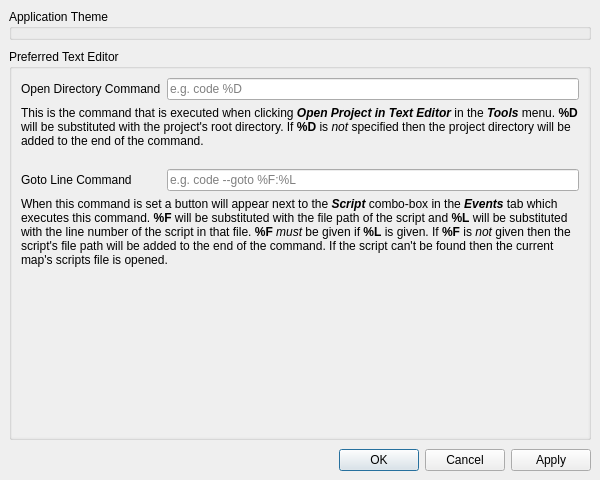
The window that forms/preferenceeditor.ui (huderlem/porymap) describes before a commit, drawn with Qt 5.
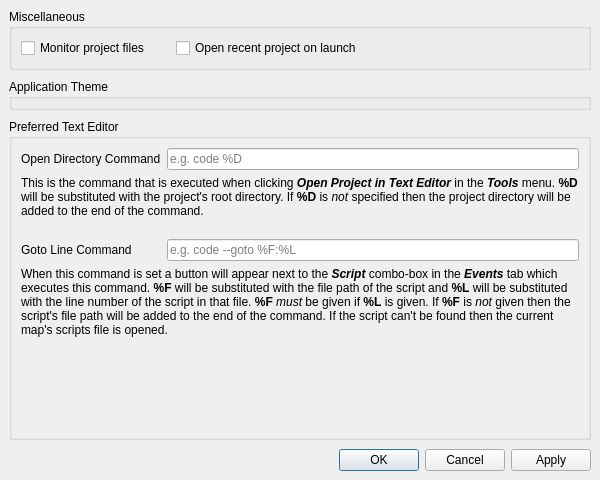
The same window after the commit.

What changed in the file:
```diff
--- a/forms/preferenceeditor.ui
+++ b/forms/preferenceeditor.ui
@@ -18,6 +18,58 @@
     <property name="spacing">
      <number>9</number>
     </property>
+    <item>
+     <widget class="QGroupBox" name="groupBox">
+      <property name="title">
+       <string>Miscellaneous</string>
+      </property>
+      <layout class="QGridLayout" name="gridLayout_3">
+       <item row="0" column="3">
+        <spacer name="horizontalSpacer">
+         <property name="orientation">
+          <enum>Qt::Horizontal</enum>
+         </property>
+         <property name="sizeHint" stdset="0">
+          <size>
+           <width>40</width>
+           <height>20</height>
+          </size>
+         </property>
+        </spacer>
+       </item>
+       <item row="0" column="2">
+        <widget class="QCheckBox" name="checkBox_OpenRecentProject">
+         <property name="text">
+          <string>Open recent project on launch</string>
+         </property>
+        </widget>
+       </item>
+       <item row="0" column="0">
+        <widget class="QCheckBox" name="checkBox_MonitorProjectFiles">
+         <property name="text">
+          <string>Monitor project files</string>
+         </property>
+        </widget>
+       </item>
+       <item row="0" column="1">
+        <spacer name="horizontalSpacer_2">
+         <property name="orientation">
+          <enum>Qt::Horizontal</enum>
+         </property>
+         <property name="sizeType">
+          <enum>QSizePolicy::Maximum</enum>
+         </property>
+         <property name="sizeHint" stdset="0">
+          <size>
+           <width>20</width>
+           <height>20</height>
+          </size>
+         </property>
+        </spacer>
+       </item>
+      </layout>
+     </widget>
+    </item>
     <item>
      <widget class="QGroupBox" name="groupBox_Themes">
       <property name="sizePolicy">
@@ -65,8 +117,8 @@
            <rect>
             <x>0</x>
             <y>0</y>
-            <width>582</width>
-            <height>372</height>
+            <width>570</width>
+            <height>322</height>
            </rect>
           </property>
           <layout class="QGridLayout" name="gridLayout_2">
```
